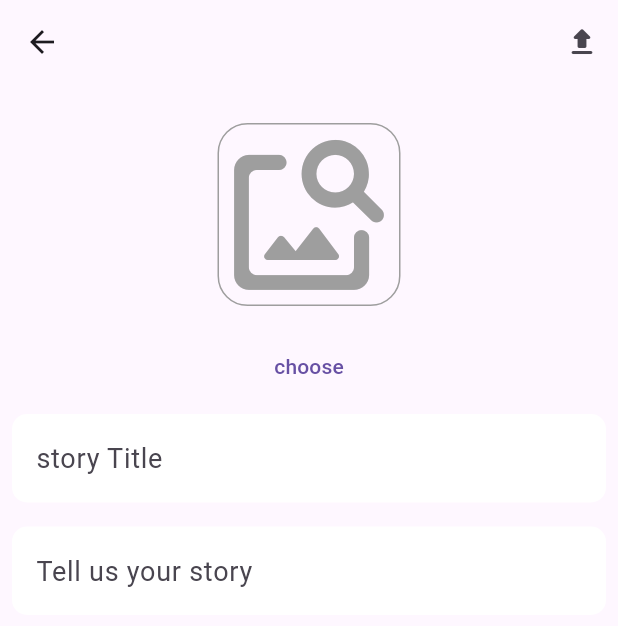
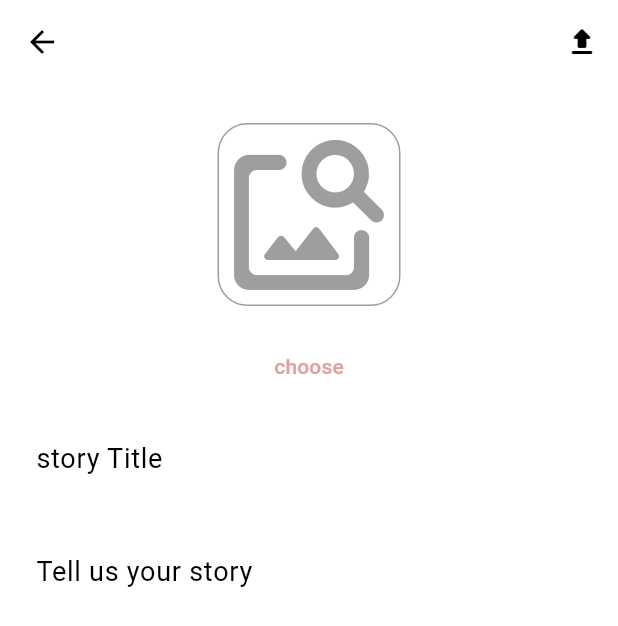
Before and after one commit to Uday-kiran9147/Traveller, a Flutter app: the MyHome screen opened directly, after a tap on the "menu" icon, after a tap on "Add Story", on a phone screen of 412 x 824 dp. Shown: the top 626 px of the screen. Run offline on Flutter 3.47's test engine with Material 2 defaults, Android fonts, the phone set to English and light mode, and no system bars; our stand-ins replace animated_text_kit, bloc, cloud_firestore, equatable, firebase_auth, firebase_core and 9 more; accounts and stored records are empty; network calls fail.

Commit message:
ColorScheme added

```diff
--- a/lib/config/theme/apptheme.dart
+++ b/lib/config/theme/apptheme.dart
@@ -7,6 +7,8 @@ static  Color comment_Box= const Color.fromARGB(255, 46, 8, 66);
 // static  Color universalcolor= Color.fromARGB(255, 46, 8, 66);
 static  Color universalcolor= Colors.white;
 static  Color gradient1=const Color.fromARGB(255, 97, 17, 87);
+static  Color gradient3=const Color.fromARGB(255, 112, 3, 98);
 static  Color gradient2=AThemes.universalcolorlight;
-
+static Color mainTheme =const Color.fromARGB(255, 225, 208, 208);
+static Color mainThemeDark =const Color.fromARGB(255, 225, 160, 160);
 }
--- a/lib/presentation/pages/explore/ui/explore_grid_screen.dart
+++ b/lib/presentation/pages/explore/ui/explore_grid_screen.dart
@@ -42,13 +42,11 @@ class _GridScreenState extends State<GridScreen> {
 
   @override
   Widget build(BuildContext context) {
-    // List<Post> _postCollection=
     return Scaffold(
-        backgroundColor: Colors.black,
         body: Container(
           height: double.maxFinite,
           decoration: const BoxDecoration(),
-          child: GridView.custom(
+          child: GridView.custom(physics:const BouncingScrollPhysics(),
               gridDelegate: SliverQuiltedGridDelegate(
                 crossAxisCount: 4,
                 mainAxisSpacing: 1,
--- a/lib/presentation/pages/home/ui/home.dart
+++ b/lib/presentation/pages/home/ui/home.dart
@@ -1,7 +1,6 @@
 // ignore_for_file: public_member_api_docs, sort_constructors_first
 import 'package:flutter/material.dart';
 import 'package:flutter_bloc/flutter_bloc.dart';
-import 'package:traveler/config/theme/apptheme.dart';
 import 'package:traveler/presentation/pages/explore/ui/explore_grid_screen.dart';
 import 'package:traveler/presentation/pages/home/cubit/home_cubit_cubit.dart';
 import 'package:traveler/presentation/pages/profile/profile.dart';
@@ -47,8 +46,8 @@ class _MyHomeState extends State<MyHome> {
   void initState() {
     _page = [
       const HomeScreen(),
-      const ExploreScreen(),
-      const GridScreen(),
+      // const ExploreScreen(),
+      // const GridScreen(),
       Profile(null),
     ];
     super.initState();
@@ -61,10 +60,10 @@ class _MyHomeState extends State<MyHome> {
         bottomNavigationBar: BottomNavigationBar(
           selectedIconTheme:
               IconThemeData(color: Theme.of(context).primaryColor),
-          type: BottomNavigationBarType.fixed,
+          type: BottomNavigationBarType.fixed, // shifting type creates conflict with backgroundcolor
           iconSize: 16,
           elevation: 5,
-          backgroundColor: AThemes.universalcolor,
+          backgroundColor:const Color.fromARGB(255, 236, 236, 236) ,
           unselectedItemColor: Colors.grey,
           selectedItemColor: Theme.of(context).primaryColor,
           currentIndex: index,
@@ -73,13 +72,13 @@ class _MyHomeState extends State<MyHome> {
           }),
           items: const [
             BottomNavigationBarItem(icon: Icon(Icons.home), label: "Home"),
-            BottomNavigationBarItem(
-                icon: Icon(Icons.follow_the_signs_outlined),
-                label: "following"),
-            BottomNavigationBarItem(
-                icon: Icon(Icons.explore), label: "explore"),
-            // I got into trouble while showing the (backgroundcolor) of the [BottomNavigationBar]
-            // so, I had to use type property of [BottomNavigationBar] to [BottomNavigationBarType.fixed].
+            // BottomNavigationBarItem(
+            //     icon: Icon(Icons.follow_the_signs_outlined),
+            //     label: "following"),
+            // BottomNavigationBarItem(
+            //     icon: Icon(Icons.explore), label: "explore"),
+            // // I got into trouble while showing the (backgroundcolor) of the [BottomNavigationBar]
+            // // so, I had to use type property of [BottomNavigationBar] to [BottomNavigationBarType.fixed].
             BottomNavigationBarItem(
                 icon: Icon(Icons.person_2_rounded), label: "profile"),
           ],
--- a/lib/presentation/pages/home/ui/home_screen.dart
+++ b/lib/presentation/pages/home/ui/home_screen.dart
@@ -54,7 +54,7 @@ class _HomeScreenState extends State<HomeScreen> {
           ),
           body: CustomScrollView(
             slivers: <Widget>[
-              SliverAppBar(scrolledUnderElevation: 20,backgroundColor: Theme.of(context).primaryColor,
+              SliverAppBar(scrolledUnderElevation: 20,backgroundColor: Theme.of(context).colorScheme.primary,
                 title:  FutureBuilder(
                 future: state.getuser(),
                 builder: (context, AsyncSnapshot<UserRegister> snapshot) {
--- a/lib/presentation/pages/profile/edit_profile.dart
+++ b/lib/presentation/pages/profile/edit_profile.dart
@@ -1,3 +1,5 @@
+// ignore_for_file: use_build_context_synchronously
+
 import 'dart:io';
 
 import 'package:cloud_firestore/cloud_firestore.dart';
```
Also changed, not shown: lib/main.dart (+17 -2 lines), lib/presentation/pages/profile/followings.dart (+6 -6 lines), lib/presentation/pages/profile/profile.dart (+6 -6 lines).
